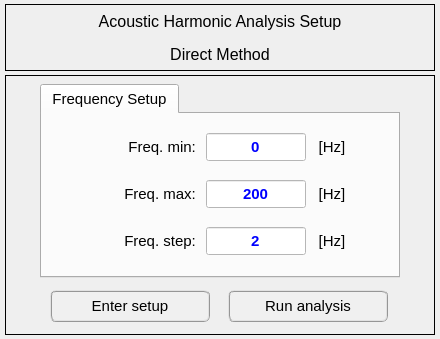
First picture: the form in data/ui_files/analysis/acoustic/harmonic_analysis_direct_method.ui, repository MOPT-UFSC/VIBRA, before the edit.
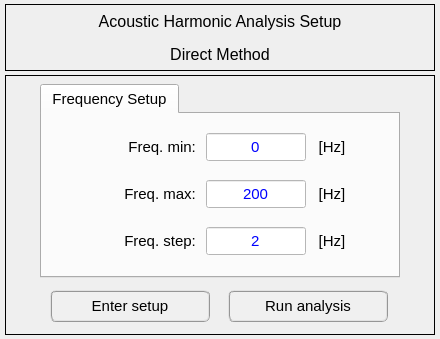
Second picture: the form after the edit.

Commit message: Changes integration points for face3 element

Patch:
```diff
--- a/data/ui_files/analysis/acoustic/harmonic_analysis_direct_method.ui
+++ b/data/ui_files/analysis/acoustic/harmonic_analysis_direct_method.ui
@@ -102,7 +102,7 @@
         </property>
         <property name="font">
          <font>
-          <family>Segoe UI</family>
+          <family>MS Shell Dlg 2</family>
           <pointsize>11</pointsize>
           <weight>50</weight>
           <italic>false</italic>
@@ -182,11 +182,11 @@
             </property>
             <property name="font">
              <font>
-              <family>Segoe UI</family>
+              <family>MS Shell Dlg 2</family>
               <pointsize>11</pointsize>
-              <weight>75</weight>
+              <weight>9</weight>
               <italic>false</italic>
-              <bold>true</bold>
+              <bold>false</bold>
              </font>
             </property>
             <property name="styleSheet">
@@ -216,11 +216,11 @@
             </property>
             <property name="font">
              <font>
-              <family>Segoe UI</family>
+              <family>MS Shell Dlg 2</family>
               <pointsize>11</pointsize>
-              <weight>75</weight>
+              <weight>9</weight>
               <italic>false</italic>
-              <bold>true</bold>
+              <bold>false</bold>
              </font>
             </property>
             <property name="styleSheet">
@@ -250,11 +250,11 @@
             </property>
             <property name="font">
              <font>
-              <family>Segoe UI</family>
+              <family>MS Shell Dlg 2</family>
               <pointsize>11</pointsize>
-              <weight>75</weight>
+              <weight>9</weight>
               <italic>false</italic>
-              <bold>true</bold>
+              <bold>false</bold>
              </font>
             </property>
             <property name="styleSheet">
```
Left out of the diff: 38 changed lines with no effect on the pictures. The commit also changes 2 other files.
